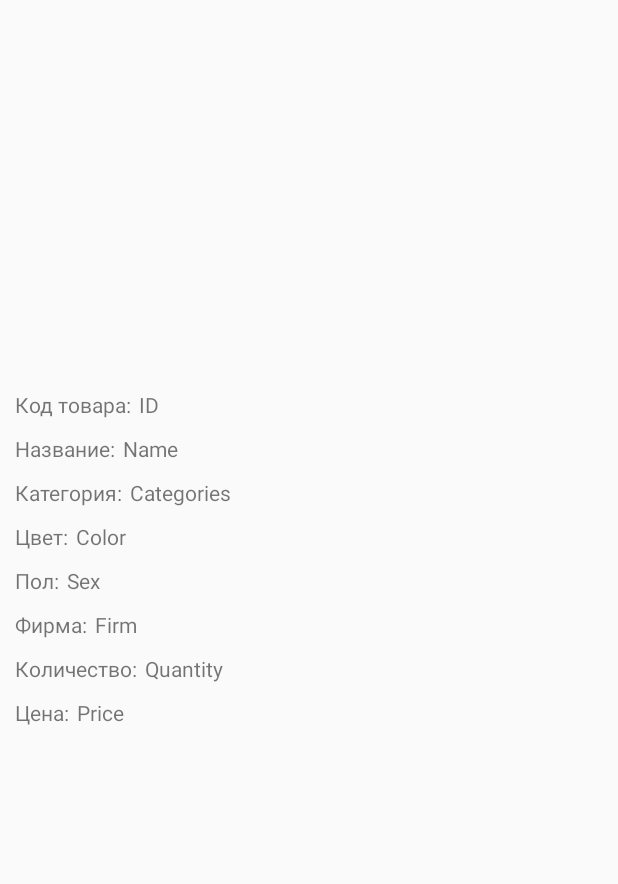
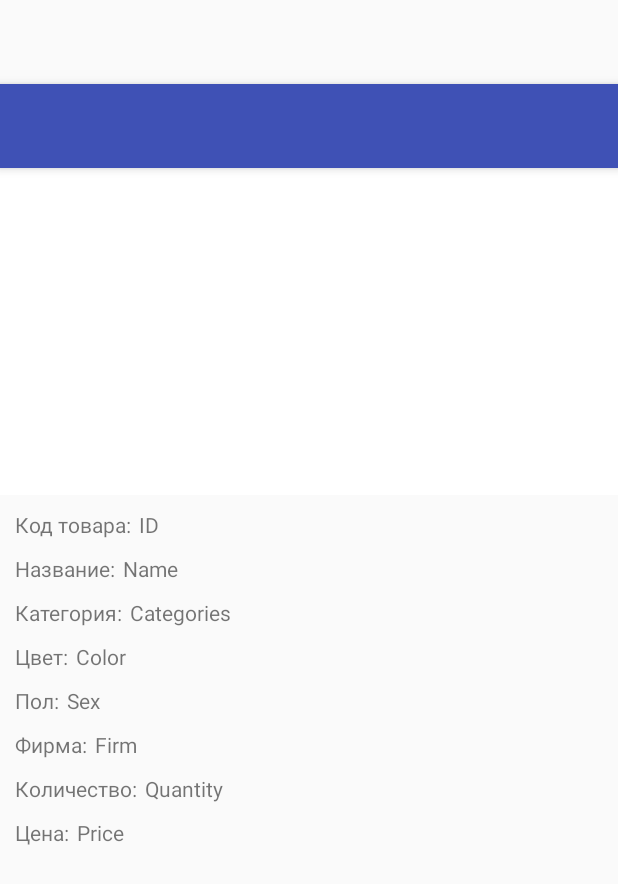
Before and after one commit to Rubykus/Diplom, an Android app: the layout single_good.xml on its own in the app's theme, with its tools: preview values and no code run, on a phone screen of 412 x 824 dp. Shown: the top 884 px of the screen. Run offline under Robolectric (Android 15) with nearby library versions, the phone set to English and light mode, and no system bars.

Commit message:
start upgrading(set title toolbar)

```diff
--- a/app/src/main/java/com/rubykus/hats/Categories.java
+++ b/app/src/main/java/com/rubykus/hats/Categories.java
@@ -46,7 +46,7 @@ public class Categories extends AppCompatActivity
         setContentView(R.layout.activity_main);
         Toolbar toolbar = (Toolbar) findViewById(R.id.toolbar);
         setSupportActionBar(toolbar);
-
+        getSupportActionBar().setTitle(R.string.categories);
 
         DrawerLayout drawer = (DrawerLayout) findViewById(R.id.drawer_layout);
         ActionBarDrawerToggle toggle = new ActionBarDrawerToggle(
--- a/app/src/main/java/com/rubykus/hats/Check.java
+++ b/app/src/main/java/com/rubykus/hats/Check.java
@@ -51,7 +51,6 @@ public class Check extends AppCompatActivity
         setContentView(R.layout.activity_main);
         Toolbar toolbar = (Toolbar) findViewById(R.id.toolbar);
         setSupportActionBar(toolbar);
-
 
         DrawerLayout drawer = (DrawerLayout) findViewById(R.id.drawer_layout);
         ActionBarDrawerToggle toggle = new ActionBarDrawerToggle(
--- a/app/src/main/java/com/rubykus/hats/Good.java
+++ b/app/src/main/java/com/rubykus/hats/Good.java
@@ -49,7 +49,7 @@ public class Good extends AppCompatActivity
         setContentView(R.layout.activity_main);
         Toolbar toolbar = (Toolbar) findViewById(R.id.toolbar);
         setSupportActionBar(toolbar);
-
+        getSupportActionBar().setTitle(R.string.goods);
 
         DrawerLayout drawer = (DrawerLayout) findViewById(R.id.drawer_layout);
         ActionBarDrawerToggle toggle = new ActionBarDrawerToggle(
@@ -90,14 +90,14 @@ public class Good extends AppCompatActivity
     // initialize single good
     public void initGood(Cursor cursor){
         Intent intent = new Intent(this, SingleGood.class);
-        intent.putExtra("id_good", cursor.getString(cursor.getColumnIndex(DB.COLUMN_ID)));
+        intent.putExtra("id_good", cursor.getInt(cursor.getColumnIndex(DB.COLUMN_ID)));
         intent.putExtra("name_good", cursor.getString(cursor.getColumnIndex(DB.GOOD_NAME)));
         intent.putExtra("cat_good", cursor.getInt(cursor.getColumnIndex(DB.GOOD_ID_CAT)));
         intent.putExtra("color_good", cursor.getString(cursor.getColumnIndex(DB.GOOD_COLOR)));
         intent.putExtra("sex_good", cursor.getString(cursor.getColumnIndex(DB.GOOD_SEX)));
         intent.putExtra("firm_good", cursor.getString(cursor.getColumnIndex(DB.GOOD_FIRM)));
         intent.putExtra("quantity_good", cursor.getString(cursor.getColumnIndex(DB.GOOD_QUANTITY)));
-        intent.putExtra("price_good", cursor.getString(cursor.getColumnIndex(DB.GOOD_PRICE)));
+        intent.putExtra("price_good", cursor.getDouble(cursor.getColumnIndex(DB.GOOD_PRICE)));
         intent.putExtra("img_good", cursor.getString(cursor.getColumnIndex(DB.GOOD_IMAGE)));
         startActivity(intent);
     }
--- a/app/src/main/java/com/rubykus/hats/Sale.java
+++ b/app/src/main/java/com/rubykus/hats/Sale.java
@@ -53,7 +53,7 @@ public class Sale extends AppCompatActivity
         setContentView(R.layout.activity_main);
         Toolbar toolbar = (Toolbar) findViewById(R.id.toolbar);
         setSupportActionBar(toolbar);
-
+        getSupportActionBar().setTitle(R.string.sales);
 
         DrawerLayout drawer = (DrawerLayout) findViewById(R.id.drawer_layout);
         ActionBarDrawerToggle toggle = new ActionBarDrawerToggle(
--- a/app/src/main/res/layout/single_good.xml
+++ b/app/src/main/res/layout/single_good.xml
@@ -4,7 +4,10 @@
     android:orientation="vertical"
     android:layout_width="match_parent"
     android:layout_height="match_parent">
+
     <ImageView
+        android:layout_marginTop="80dp"
+        android:background="#ffffff"
         android:layout_width="match_parent"
         android:layout_height="250dp"
         android:id="@+id/imgGood"
@@ -157,4 +160,31 @@
         android:layout_below="@+id/textView7"
         android:layout_alignParentLeft="true"
         android:layout_alignParentStart="true" />
+
+
+    <android.support.design.widget.CoordinatorLayout xmlns:android="http://schemas.android.com/apk/res/android"
+        xmlns:app="http://schemas.android.com/apk/res-auto"
+        xmlns:tools="http://schemas.android.com/tools"
+        android:layout_width="match_parent"
+        android:layout_height="match_parent"
+        android:fitsSystemWindows="true"
+        android:id="@+id/CoordinatorLayout"
+        tools:context=".SingleGood">
+
+        <android.support.design.widget.AppBarLayout
+            android:layout_width="match_parent"
+            android:layout_height="wrap_content"
+            android:theme="@style/AppTheme.AppBarOverlay">
+
+            <android.support.v7.widget.Toolbar
+                android:id="@+id/toolbar"
+                android:layout_width="match_parent"
+                android:layout_height="?attr/actionBarSize"
+                android:background="?attr/colorPrimary"
+                app:popupTheme="@style/AppTheme.PopupOverlay" />
+
+        </android.support.design.widget.AppBarLayout>
+
+    </android.support.design.widget.CoordinatorLayout>
+
 </RelativeLayout>
--- a/app/src/main/res/values/strings.xml
+++ b/app/src/main/res/values/strings.xml
@@ -41,5 +41,6 @@
     <string name="cost">Стоимость</string>
     <string name="cancle">Отмена</string>
     <string name="error_validations">Неправильно введены данные</string>
+    <string name="add_to_card">В корзину</string>
 
 </resources>
```
Also changed, not shown: app/src/main/java/com/rubykus/hats/SingleGood.java (+48 -5 lines).
